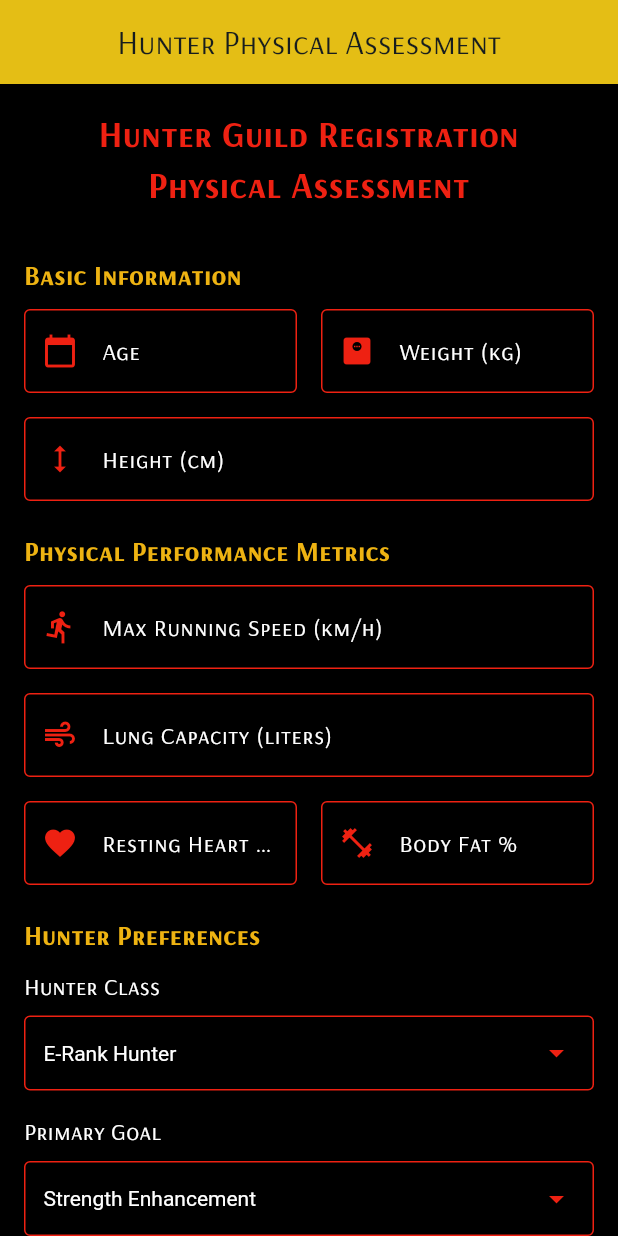
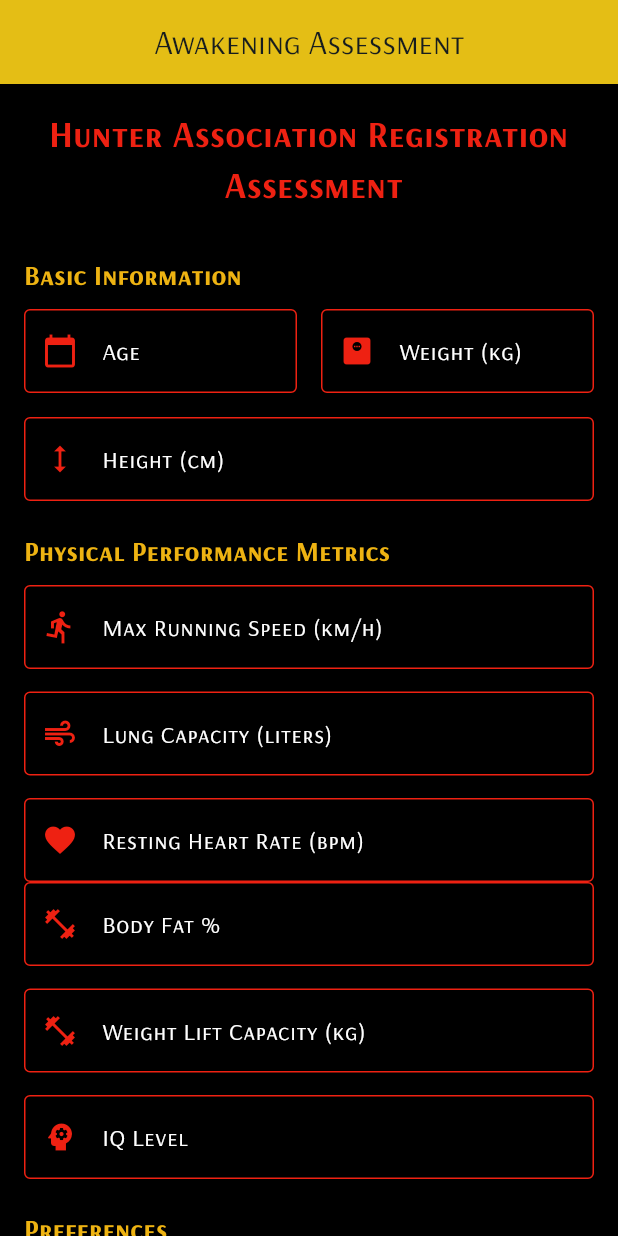
Before and after one commit to Light-700/Life-simulator, a Flutter app: the ExtendedDetailsPage screen opened directly, on a phone screen of 412 x 824 dp. Run offline on Flutter 3.47's test engine with Material 3 defaults, Android fonts, the light colour scheme and no system bars; our stand-ins replace fl_chart, shared_preferences; accounts and stored records are empty.

Commit message:
Edited the extended login screen

```diff
--- a/lib/src/screens/extended_login.dart
+++ b/lib/src/screens/extended_login.dart
@@ -18,27 +18,32 @@ class _ExtendedDetailsPageState extends State<ExtendedDetailsPage> {
   final TextEditingController _lungCapacityController = TextEditingController();
   final TextEditingController _restingHeartRateController = TextEditingController();
   final TextEditingController _bodyFatController = TextEditingController();
+  final TextEditingController _weightliftcapacity = TextEditingController();
+  final TextEditingController _iqController = TextEditingController();
   final GlobalKey<FormState> _formKey = GlobalKey<FormState>();
 
-  String _selectedClass = 'E-Rank Hunter';
-  String _selectedGoal = 'Strength Enhancement';
+  String _selectedJob = 'Student';
+  String _selectedGoal = 'Brain Activity Enhancement';
 
-  final List<String> _hunterClasses = [
-    'E-Rank Hunter',
-    'D-Rank Hunter',
-    'C-Rank Hunter',
-    'B-Rank Hunter',
-    'A-Rank Hunter',
-    'S-Rank Hunter'
+  final List<String> _Jobs = [
+    'Warrior',
+    'Student',
+    'Primary Sector',
+    'Tertiary Sector',
+    'Secondary Sector',
+    'Administrator/Politician',
+    'Homemaker',
+    'Denizen of DarkWorld'
   ];
+
 
   final List<String> _fitnessGoals = [
     'Strength Enhancement',
     'Agility Training',
     'Endurance Building',
     'Combat Readiness',
-    'Mana Recovery',
-    'Overall Hunter Development'
+    'Brain Activity Enhancement',
+    'Overall Development'
   ];
 
   Map<String, int> _calculateGameStats() {
@@ -48,15 +53,17 @@ class _ExtendedDetailsPageState extends State<ExtendedDetailsPage> {
     double lungCapacity = double.tryParse(_lungCapacityController.text) ?? 0;
     double heartRate = double.tryParse(_restingHeartRateController.text) ?? 0;
     double bodyFat = double.tryParse(_bodyFatController.text) ?? 0;
+    double weightliftcapacity = double.tryParse(_weightliftcapacity.text) ?? 0;
+    int iq = int.tryParse(_iqController.text) ?? 0;
     int age = int.tryParse(_ageController.text) ?? 0;
 
     double bmi = height > 0 ? weight / ((height / 100) * (height / 100)) : 0;
 
-    int strength = _calculateStrength(weight, height, bodyFat, bmi);
+    int strength = _calculateStrength(weight, height, bodyFat, bmi, weightliftcapacity);
     int agility = _calculateAgility(speed, bodyFat, bmi);
     int endurance = _calculateEndurance(lungCapacity, heartRate, age, bodyFat);
     int vitality = _calculateVitality(bmi, bodyFat, heartRate, age);
-    int intelligence = _calculateIntelligence(_selectedClass, age);
+    int intelligence = _calculateIntelligence(iq, age);
 
     return {
       'strength': strength,
@@ -67,8 +74,8 @@ class _ExtendedDetailsPageState extends State<ExtendedDetailsPage> {
     };
   }
 
-  int _calculateStrength(double weight, double height, double bodyFat, double bmi) {
-    double leanBodyMass = weight * (1 - bodyFat / 100);
+ int _calculateStrength(double weight, double height, double bodyFat, double bmi, double weightliftcapacity) {
+    double leanBodyMass = weight * (1 - (bodyFat / 100));
     double heightInM = height / 100;
     double ffmi = heightInM > 0 ? leanBodyMass / (heightInM * heightInM) : 0;
 
@@ -86,8 +93,20 @@ class _ExtendedDetailsPageState extends State<ExtendedDetailsPage> {
     }
 
     int heightBonus = (bmi >= 22 && bmi <= 27) ? 15 : 0;
-    return (baseStrength + heightBonus).clamp(0, 100);
+
+    int physicalComponent = baseStrength + heightBonus;
+    double normalizedPhysical = (physicalComponent / 100.0) * 100;
+
+   weightliftcapacity = weightliftcapacity.clamp(0, 500); //non-negative and not more than 500
+
+    double normalizedWeightlift = (weightliftcapacity / 500.0) * 100; // Assuming max weightlift is ~500
+
+    // 50% each component
+    int finalStrength = ((normalizedPhysical * 0.5) + (normalizedWeightlift * 0.5)).toInt();
+
+    return finalStrength.clamp(0, 200);
 }
+
 
   int _calculateAgility(double speed, double bodyFat, double bmi) {
     int speedScore = 0;
@@ -125,17 +144,19 @@ class _ExtendedDetailsPageState extends State<ExtendedDetailsPage> {
   }
 
   int _calculateEndurance(double lungCapacity, double heartRate, int age, double bodyFat) {
+    // Lung capacity scoring (based on 6L average)
     int lungScore = 0;
-    if (lungCapacity >= 3.5) {
+    if (lungCapacity >= 6) {
       lungScore = 35;
-    } else if (lungCapacity >= 3.0) {
+    } else if (lungCapacity >= 5) {
       lungScore = 25;
-    } else if (lungCapacity >= 2.5) {
+    } else if (lungCapacity >= 4) {
       lungScore = 15;
     } else {
       lungScore = 5;
     }
 
+    // Heart rate scoring (lower is better)
     int heartScore = 0;
     if (heartRate <= 60) {
       heartScore = 35;
@@ -158,9 +179,11 @@ class _ExtendedDetailsPageState extends State<ExtendedDetailsPage> {
       ageScore = 5;
     }
 
+    // Body fat penalty (higher fat reduces endurance)
     int fatPenalty = bodyFat > 20 ? -10 : 0;
     return (lungScore + heartScore + ageScore + fatPenalty).clamp(0, 100);
 }
+
 
   int _calculateVitality(double bmi, double bodyFat, double heartRate, int age) {
     int bmiScore = 0;
@@ -190,55 +213,42 @@ class _ExtendedDetailsPageState extends State<ExtendedDetailsPage> {
       cardioScore = 5;
     }
 
-    int ageVitality = math.max(0, 100 - age); // Fixed: math instead of Math
+    int ageVitality = math.max(0, 100 - age);
     int ageScore = (ageVitality * 0.2).round();
 
     return (bmiScore + fatScore + cardioScore + ageScore).clamp(0, 100);
   }
 
-  int _calculateIntelligence(String hunterClass, int age) {
-    int classBonus = 0;
-    switch (hunterClass) {
-      case 'S-Rank Hunter':
-        classBonus = 30;
-        break;
-      case 'A-Rank Hunter':
-        classBonus = 25;
-        break;
-      case 'B-Rank Hunter':
-        classBonus = 20;
-        break;
-      case 'C-Rank Hunter':
-        classBonus = 15;
-        break;
-      case 'D-Rank Hunter':
-        classBonus = 10;
-        break;
-      case 'E-Rank Hunter':
-        classBonus = 5;
-        break;
-      default:
-        classBonus = 5;
+  int _calculateIntelligence(int iq, int age) {
+   int iqbonus=0;
+    if (iq >= 130) {
+      iqbonus = 30;
+    } else if (iq >= 110) {
+      iqbonus = 20;
+    } else if (iq >= 90) {
+      iqbonus = 10;
+    } else {
+      iqbonus = 5;
     }
 
     int ageBonus = 0;
-    if (age >= 25 && age <= 40) {
+    if (age <=25) {
       ageBonus = 20;
-    } else if (age >= 18 && age <= 50) {
+    } else if (age <=35) {
       ageBonus = 15;
     } else {
       ageBonus = 10;
     }
 
     int baseIntelligence = 50;
-    return (baseIntelligence + classBonus + ageBonus).clamp(0, 100);
+    return (baseIntelligence + iqbonus + ageBonus).clamp(0, 100);
   }
 
   @override
   Widget build(BuildContext context) {
     return Scaffold(
       appBar: AppBar(
-        title: const Text('Hunter Physical Assessment'),
+        title: const Text('Awakening Assessment'),
         backgroundColor: const Color.fromARGB(255, 228, 190, 21),
         centerTitle: true,
         automaticallyImplyLeading: false,
@@ -253,7 +263,7 @@ class _ExtendedDetailsPageState extends State<ExtendedDetailsPage> {
             children: [
               const Center(
                 child: Text(
-                  'Hunter Guild Registration\nPhysical Assessment',
+                  'Hunter Association Registration\n Assessment',
                   textAlign: TextAlign.center,
                   style: TextStyle(
                     color: Color.fromARGB(255, 238, 33, 18),
@@ -327,11 +337,11 @@ class _ExtendedDetailsPageState extends State<ExtendedDetailsPage> {
                 validator: (value) {
                   if (value == null || value.isEmpty) return 'Required';
                   final speed = double.tryParse(value);
-                  if (speed == null || speed < 0 || speed > 50) return 'Invalid speed';
+                  if (speed == null || speed < 0 || speed > 55) return 'Invalid speed';
                   return null;
                 },
               ),
-              const SizedBox(height: 16),
+              const SizedBox(height: 15),
 
               _buildTextField(
                 controller: _lungCapacityController,
@@ -345,10 +355,8 @@ class _ExtendedDetailsPageState extends State<ExtendedDetailsPage> {
                   return null;
                 },
               ),
-              const SizedBox(height: 16),
+              const SizedBox(height: 15),
 
-              Row(
-                children: [
               Expanded(
                 child: _buildTextField(
                   controller: _restingHeartRateController,
@@ -363,7 +371,7 @@ class _ExtendedDetailsPageState extends State<ExtendedDetailsPage> {
                   },
                 ),
               ),
-                  const SizedBox(width: 16),
+              const SizedBox(width: 15),
               Expanded(
                 child: _buildTextField(
                   controller: _bodyFatController,
@@ -378,15 +386,43 @@ class _ExtendedDetailsPageState extends State<ExtendedDetailsPage> {
                   },
                 ),
               ),
-                ],
+              const SizedBox(height: 15),
+              Expanded(
+                child: _buildTextField(
+                  controller: _weightliftcapacity,
+                  label: 'Weight Lift Capacity (kg)',
+                  icon: Icons.fitness_center,
+                  keyboardType: TextInputType.number,
+                  validator: (value) {
+                    if (value == null || value.isEmpty) return 'Required';
+                    final wc = double.tryParse(value);
+                    if (wc == null || wc < 0 || wc > 500) return 'Invalid capacity';
+                    return null;
+                  },
+                ),
+              ),
+              const SizedBox(height: 15),
+              Expanded(
+                child: _buildTextField(
+                  controller: _iqController,
+                  label: 'IQ Level',
+                  icon: Icons.psychology,
+                  keyboardType: TextInputType.number,
+                  validator: (value) {
+                    if (value == null || value.isEmpty) return 'Required';
+                    final iq = int.tryParse(value);
+                    if (iq == null || iq < 50 || iq > 200) return 'Invalid IQ';
+                    return null;
+                  },
+                ),
               ),
               const SizedBox(height: 20),
 
-              _buildSectionHeader('Hunter Preferences'),
+              _buildSectionHeader('Preferences'),
               const SizedBox(height: 10),
 
-              _buildDropdown('Hunter Class', _selectedClass, _hunterClasses, (value) {
-                setState(() => _selectedClass = value!);
+              _buildDropdown('User Job', _selectedJob, _Jobs, (value) {
+                setState(() => _selectedJob = value!);
               }),
               const SizedBox(height: 16),
 
@@ -420,7 +456,7 @@ class _ExtendedDetailsPageState extends State<ExtendedDetailsPage> {
                     padding: const EdgeInsets.symmetric(vertical: 16),
                   ),
                   child: const Text(
-                    'Complete Hunter Registration',
+                    'Complete Awakening Registration',
                     style: TextStyle(fontSize: 16, fontWeight: FontWeight.bold),
                   ),
                 ),
@@ -562,7 +598,7 @@ class _ExtendedDetailsPageState extends State<ExtendedDetailsPage> {
     await prefs.setString('lungCapacity', _lungCapacityController.text);
     await prefs.setString('restingHeartRate', _restingHeartRateController.text);
     await prefs.setString('bodyFat', _bodyFatController.text);
-    await prefs.setString('hunterClass', _selectedClass);
+    await prefs.setString('Job', _selectedJob);
     await prefs.setString('fitnessGoal', _selectedGoal);
 
     await prefs.setInt('strengthStat', stats['strength']!);
```
Lines whose indentation alone changed are shown as unchanged.
